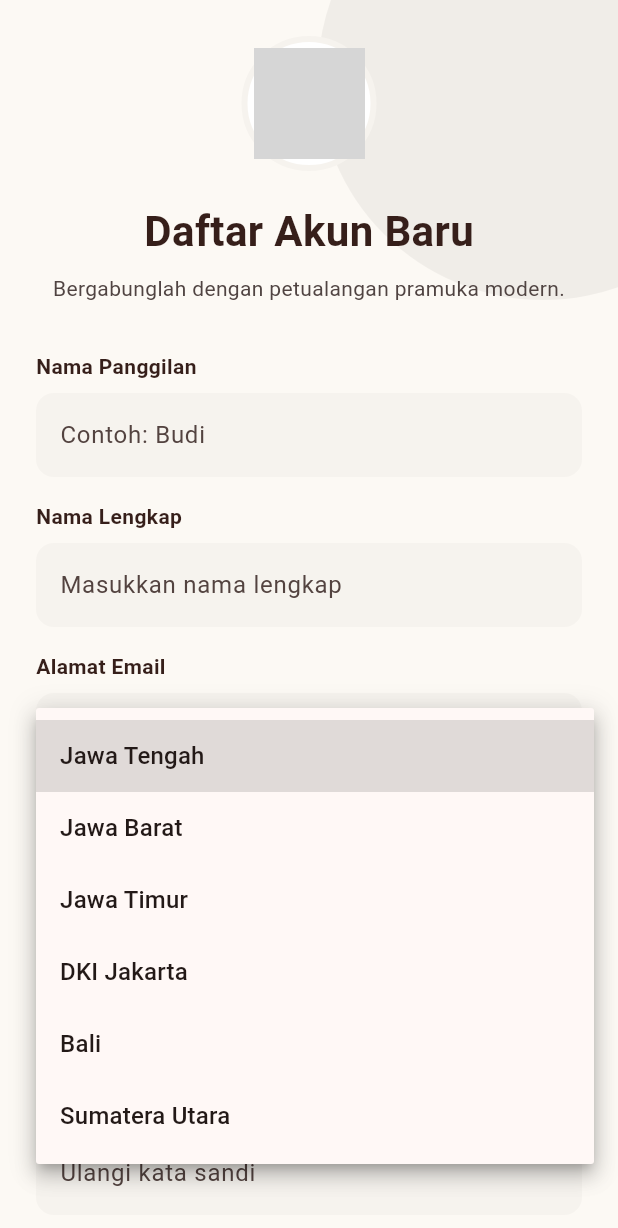
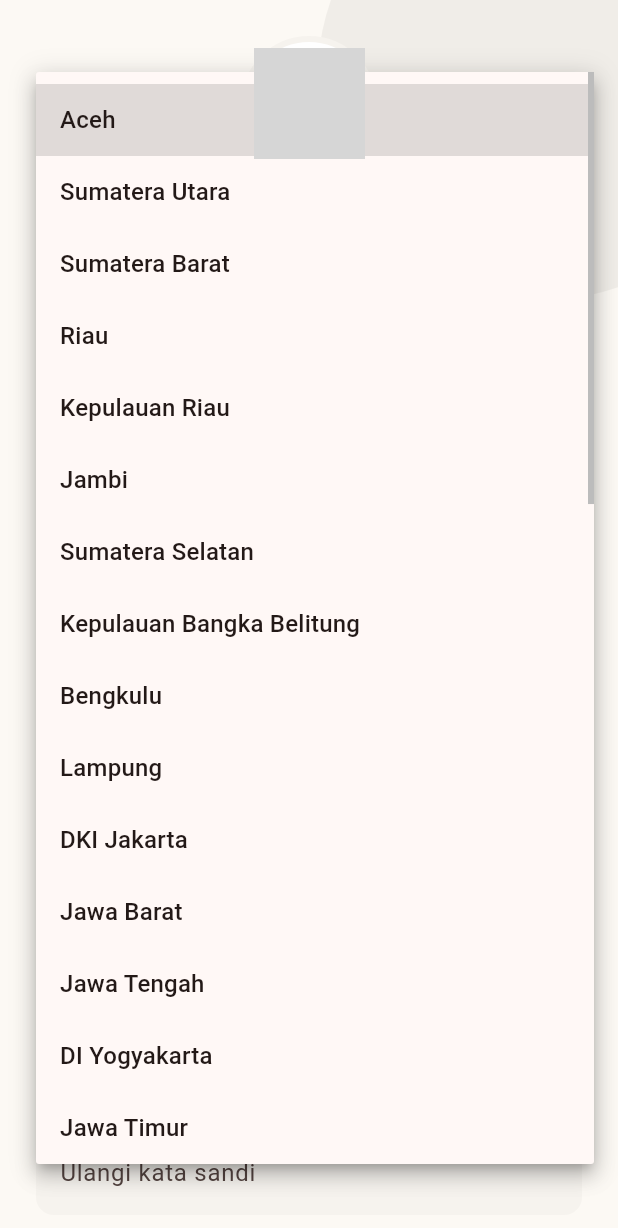
Before and after one commit to OhhMyScout/forntend_scoutity, a Flutter app: the RegisterView screen opened by its route, after a tap on "Pilih Provinsi", on a phone screen of 412 x 824 dp. Shown: the top 1228 px of the screen. Run offline on Flutter 3.47's test engine with Material 3 defaults, Android fonts, the phone set to English and light mode, and no system bars; our stand-ins replace get; missing offline and left inert: torch_light; network calls fail; Roboto replaces fonts that are missing (Poppins); grey boxes are pictures that could not be loaded.

Commit message:
update register with otp

```diff
--- a/lib/app/modules/auth/register/controllers/register_controller.dart
+++ b/lib/app/modules/auth/register/controllers/register_controller.dart
@@ -4,6 +4,9 @@ import 'package:flutter/material.dart';
 import 'package:get/get.dart';
 import 'package:http/http.dart' as http;
 import '../../../../routes/app_pages.dart';
+
+// Definisikan enum action
+enum OtpAction { register, resetPassword }
 
 class RegisterController extends GetxController {
   final nicknameController = TextEditingController();
@@ -14,10 +17,9 @@ class RegisterController extends GetxController {
 
   var selectedProvince = "".obs;
   var isPrivacyAccepted = false.obs;
-  var isLoading = false.obs; // Observable untuk loading state
+  var isLoading = false.obs;
 
-  // Ganti IP ini dengan IP Laptop kamu (contoh: 192.168.1.5)
-  // Jika pakai emulator Android standar, gunakan 10.0.2.2
+  // Menggunakan 127.0.0.1 karena jembatan ADB Reverse kamu sudah aktif
   final String baseUrl = "http://127.0.0.1:5000/api/register";
 
   void register() async {
@@ -47,11 +49,11 @@ class RegisterController extends GetxController {
       final Map<String, dynamic> registerData = {
         "username": nicknameController.text,
         "fullname": fullNameController.text,
-        "email": emailController.text,
+        "email": emailController.text.trim(), // Tambahkan .trim() biar spasi gak sengaja keikut bray
         "password": passwordController.text,
         "provinsi": selectedProvince.value,
         "role": "user",
-        "images": "default_profile.png" // Sesuai default di backend
+        "images": "default_profile.png"
       };
 
       // 3. Eksekusi API Call
@@ -63,26 +65,33 @@ class RegisterController extends GetxController {
 
       final result = jsonDecode(response.body);
 
+      // Matikan loading spinner sebelum melakukan perpindahan halaman
+      isLoading.value = false;
+
       if (response.statusCode == 201) {
-        // Berhasil!
-        Get.snackbar("Sukses", "Akun berhasil didaftarkan!",
-            backgroundColor: Colors.green, colorText: Colors.white);
+        // Berhasil! Munculkan info untuk cek email
+        Get.snackbar("Sukses", "Registrasi berhasil! Silakan cek email kamu untuk kode OTP.",
+            backgroundColor: Colors.green, colorText: Colors.white, duration: const Duration(seconds: 3));
 
-        // Simpan token ke local storage jika perlu sebelum pindah
-        // Contoh: GetStorage().write('token', result['token']);
-
-        Get.offAllNamed(Routes.HOME);
+        // 4. ALIKHAN KE LAYAR OTP REUSABLE
+        // Bawa data email dan actionType agar OtpController tahu harus nembak endpoint verifikasi yang mana
+        Get.toNamed(
+          Routes.OTP,
+          arguments: {
+            "email": emailController.text.trim(),
+            "actionType": OtpAction.register
+          }
+        );
       } else {
         // Gagal dari sisi server (email sudah ada, dsb)
         Get.snackbar("Gagal", result['message'] ?? "Terjadi kesalahan",
             backgroundColor: Colors.orange, colorText: Colors.white);
       }
     } catch (e) {
+      isLoading.value = false;
       Get.snackbar("Error", "Tidak dapat terhubung ke server. Cek koneksi & IP API.",
           backgroundColor: Colors.red, colorText: Colors.white);
       print("Error API: $e");
-    } finally {
-      isLoading.value = false;
     }
   }
 
@@ -99,5 +108,44 @@ class RegisterController extends GetxController {
     super.onClose();
   }
 
-  final List<String> provinces = ["Jawa Tengah", "Jawa Barat", "Jawa Timur", "DKI Jakarta", "Bali", "Sumatera Utara"];
+ final List<String> provinces = [
+    "Aceh",
+    "Sumatera Utara",
+    "Sumatera Barat",
+    "Riau",
+    "Kepulauan Riau",
+    "Jambi",
+    "Sumatera Selatan",
+    "Kepulauan Bangka Belitung",
+    "Bengkulu",
+    "Lampung",
+    "DKI Jakarta",
+    "Jawa Barat",
+    "Jawa Tengah",
+    "DI Yogyakarta",
+    "Jawa Timur",
+    "Banten",
+    "Bali",
+    "Nusa Tenggara Barat",
+    "Nusa Tenggara Timur",
+    "Kalimantan Barat",
+    "Kalimantan Tengah",
+    "Kalimantan Selatan",
+    "Kalimantan Timur",
+    "Kalimantan Utara",
+    "Sulawesi Utara",
+    "Gorontalo",
+    "Sulawesi Tengah",
+    "Sulawesi Barat",
+    "Sulawesi Selatan",
+    "Sulawesi Tenggara",
+    "Maluku",
+    "Maluku Utara",
+    "Papua",
+    "Papua Barat",
+    "Papua Selatan",
+    "Papua Tengah",
+    "Papua Pegunungan",
+    "Papua Barat Daya"
+  ];
 }
--- a/lib/app/routes/app_pages.dart
+++ b/lib/app/routes/app_pages.dart
@@ -28,6 +28,8 @@ import '../modules/edukasi/beranda_edukasi/bindings/beranda_edukasi_binding.dart
 import '../modules/edukasi/beranda_edukasi/views/beranda_edukasi_view.dart';
 import '../modules/edukasi/detail_morse/bindings/detail_morse_binding.dart';
 import '../modules/edukasi/detail_morse/views/detail_morse_view.dart';
+import '../modules/edukasi/sejarah_pramuka/bindings/sejarah_pramuka_binding.dart';
+import '../modules/edukasi/sejarah_pramuka/views/sejarah_pramuka_view.dart';
 import '../modules/games/beranda_game/bindings/beranda_game_binding.dart';
 import '../modules/games/beranda_game/views/beranda_game_view.dart';
 import '../modules/games/kotak1_challenge/bindings/kotak1_challenge_binding.dart';
@@ -48,8 +50,6 @@ import '../modules/profile/edit_profile/bindings/edit_profile_binding.dart';
 import '../modules/profile/edit_profile/views/edit_profile_view.dart';
 import '../modules/profile/feedback/bindings/feedback_binding.dart';
 import '../modules/profile/feedback/views/feedback_view.dart';
-import '../modules/edukasi/sejarah_pramuka/bindings/sejarah_pramuka_binding.dart';
-import '../modules/edukasi/sejarah_pramuka/views/sejarah_pramuka_view.dart';
 import '../modules/settings/bindings/settings_binding.dart';
 import '../modules/settings/views/settings_view.dart';
 import '../modules/survival/beranda_survival/bindings/beranda_survival_binding.dart';
--- a/lib/app/routes/app_routes.dart
+++ b/lib/app/routes/app_routes.dart
@@ -39,6 +39,7 @@ abstract class Routes {
   static const TABEL_BERITA_PROVINSI = _Paths.TABEL_BERITA_PROVINSI;
   static const TABEL_BERITA_PALING_POPULER = _Paths.TABEL_BERITA_PALING_POPULER;
   static const SEJARAH_PRAMUKA = _Paths.SEJARAH_PRAMUKA;
+  static const OTP_REGIST = _Paths.OTP_REGIST;
 }
 
 abstract class _Paths {
@@ -79,4 +80,5 @@ abstract class _Paths {
   static const TABEL_BERITA_PROVINSI = '/tabel-berita-provinsi';
   static const TABEL_BERITA_PALING_POPULER = '/tabel-berita-paling-populer';
   static const SEJARAH_PRAMUKA = '/sejarah-pramuka';
+  static const OTP_REGIST = '/otp-regist';
 }
```
Also changed, not shown: lib/app/modules/auth/otp/controllers/otp_controller.dart (+155 -12 lines), lib/app/modules/auth/otp/views/otp_view.dart (+37 -12 lines).
